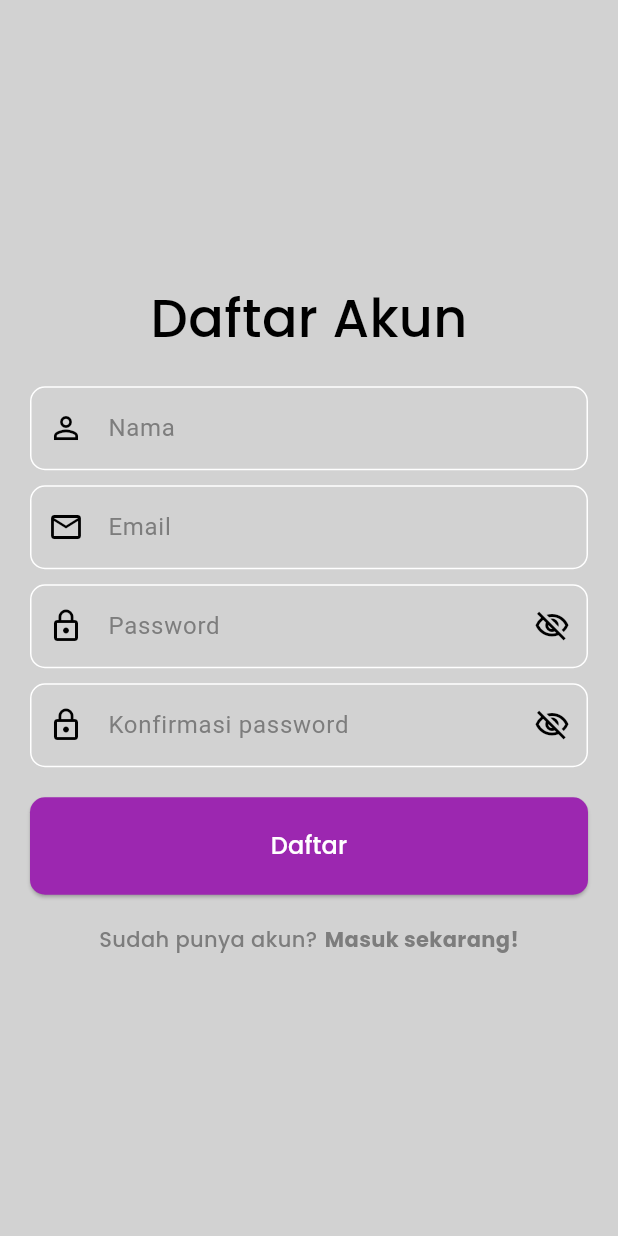
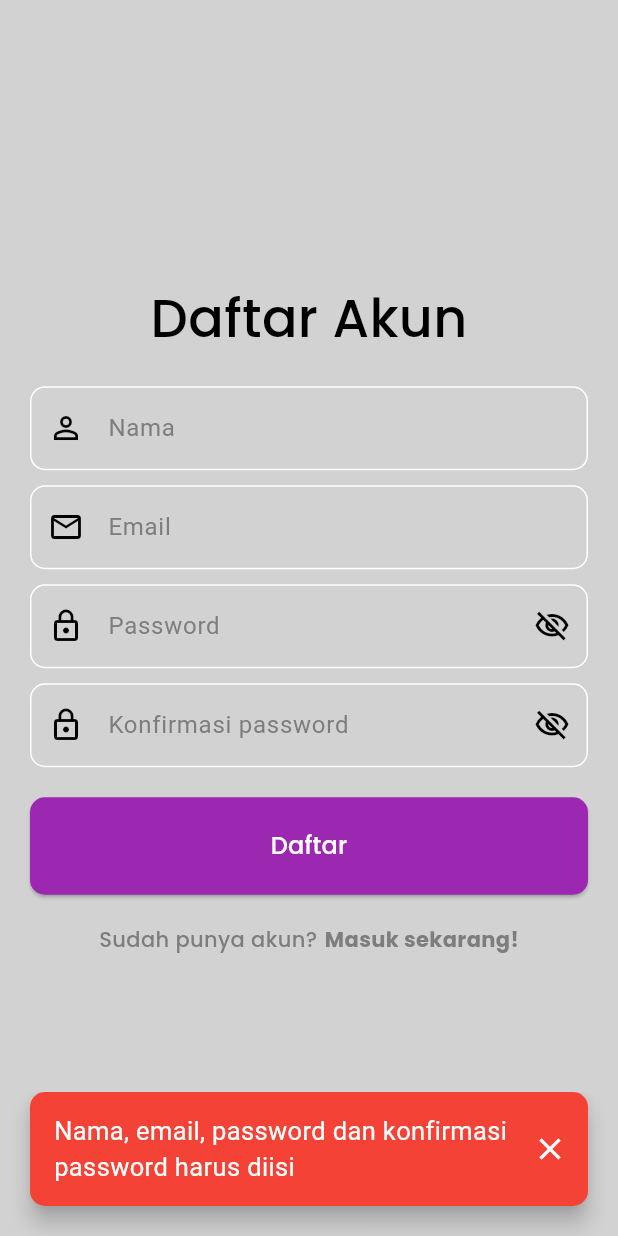
Before and after one commit to harybagus/todo, a Flutter app: the screen it shows after launch, after a tap on "Daftar sekarang!", after a tap on "Daftar", on a phone screen of 412 x 824 dp. Run offline on Flutter 3.47's test engine with Material 3 defaults, Android fonts, the phone set to English and light mode, and no system bars; our stand-ins replace google_fonts, shared_preferences, sqflite, table_calendar; accounts and stored records are empty.

Commit message:
feat(authentication): create authentication logic

```diff
--- /dev/null
+++ b/lib/components/todo_snackbar.dart
@@ -0,0 +1,15 @@
+import 'package:flutter/material.dart';
+
+SnackBar toDoSnackBar(Color color, String text) {
+  return SnackBar(
+    backgroundColor: color,
+    margin: const EdgeInsets.only(left: 20, right: 20, bottom: 20),
+    shape: RoundedRectangleBorder(borderRadius: BorderRadius.circular(10)),
+    content: Text(
+      text,
+      style: const TextStyle(fontSize: 17),
+    ),
+    behavior: SnackBarBehavior.floating,
+    showCloseIcon: true,
+  );
+}
--- a/lib/components/todo_textfield.dart
+++ b/lib/components/todo_textformfield.dart
@@ -1,15 +1,18 @@
 import 'package:flutter/material.dart';
+import 'package:flutter/services.dart';
 
-class ToDoTextField extends StatelessWidget {
+class ToDoTextFormField extends StatelessWidget {
   final TextEditingController controller;
+  final List<TextInputFormatter>? inputFormatters;
   final String hintText;
   final Icon prefixIcon;
   final Widget? suffixIcon;
   final bool obsecureText;
 
-  const ToDoTextField({
+  const ToDoTextFormField({
     super.key,
     required this.controller,
+    this.inputFormatters,
     required this.hintText,
     required this.prefixIcon,
     this.suffixIcon,
@@ -18,8 +21,9 @@ class ToDoTextField extends StatelessWidget {
 
   @override
   Widget build(BuildContext context) {
-    return TextField(
+    return TextFormField(
       controller: controller,
+      inputFormatters: inputFormatters,
       obscureText: obsecureText,
       decoration: InputDecoration(
         enabledBorder: OutlineInputBorder(
--- /dev/null
+++ b/lib/models/account.dart
@@ -0,0 +1,19 @@
+class Account {
+  int? id;
+  String? name;
+  String? email;
+  String? password;
+  String? photoName;
+
+  accountMap() {
+    var mapping = <String, dynamic>{};
+
+    mapping['id'] = id;
+    mapping['name'] = name;
+    mapping['email'] = email;
+    mapping['password'] = password;
+    mapping['photoName'] = photoName;
+
+    return mapping;
+  }
+}
--- a/lib/pages/login_page.dart
+++ b/lib/pages/login_page.dart
@@ -1,8 +1,9 @@
 import 'package:flutter/material.dart';
+import 'package:flutter/services.dart';
 import 'package:google_fonts/google_fonts.dart';
 import 'package:todo/components/todo_button.dart';
 import 'package:todo/components/todo_logo.dart';
-import 'package:todo/components/todo_textfield.dart';
+import 'package:todo/components/todo_textformfield.dart';
 import 'package:todo/pages/home_page.dart';
 
 class LoginPage extends StatefulWidget {
@@ -54,8 +55,11 @@ class _LoginPageState extends State<LoginPage> {
                 const SizedBox(height: 20),
 
                 // email textfield
-                ToDoTextField(
+                ToDoTextFormField(
                   controller: emailController,
+                  inputFormatters: [
+                    FilteringTextInputFormatter.deny(RegExp(r'\s'))
+                  ],
                   hintText: 'Email',
                   prefixIcon: const Icon(Icons.email_outlined),
                   obsecureText: false,
@@ -64,8 +68,11 @@ class _LoginPageState extends State<LoginPage> {
                 const SizedBox(height: 10),
 
                 // password textfield
-                ToDoTextField(
+                ToDoTextFormField(
                   controller: passwordController,
+                  inputFormatters: [
+                    FilteringTextInputFormatter.deny(RegExp(r'\s'))
+                  ],
                   hintText: 'Password',
                   prefixIcon: const Icon(Icons.lock_outline),
                   suffixIcon: IconButton(
--- a/lib/pages/register_page.dart
+++ b/lib/pages/register_page.dart
@@ -1,7 +1,12 @@
 import 'package:flutter/material.dart';
+import 'package:flutter/services.dart';
 import 'package:google_fonts/google_fonts.dart';
 import 'package:todo/components/todo_button.dart';
-import 'package:todo/components/todo_textfield.dart';
+import 'package:todo/components/todo_snackbar.dart';
+import 'package:todo/components/todo_textformfield.dart';
+import 'package:todo/models/account.dart';
+import 'package:todo/pages/login_page.dart';
+import 'package:todo/services/authentication_service.dart';
 
 class RegisterPage extends StatefulWidget {
   final void Function()? onTap;
@@ -23,6 +28,128 @@ class _RegisterPageState extends State<RegisterPage> {
   // is visible
   bool passwordIsVisisble = true;
   bool confirmPasswordIsVisisble = true;
+
+  final account = Account();
+  final authenticationService = AuthenticationService();
+
+  // register method
+  register() async {
+    String name = nameController.text;
+    String email = emailController.text;
+    String password = passwordController.text;
+    String confirmPassword = confirmPasswordController.text;
+
+    // if all is empty
+    if (name.isEmpty &&
+        email.isEmpty &&
+        password.isEmpty &&
+        confirmPassword.isEmpty) {
+      ScaffoldMessenger.of(context).showSnackBar(toDoSnackBar(
+        Colors.red,
+        'Nama, email, password dan konfirmasi password harus diisi',
+      ));
+
+      return;
+    }
+
+    // is one of them is empty
+    if (name.isEmpty) {
+      ScaffoldMessenger.of(context).showSnackBar(toDoSnackBar(
+        Colors.red,
+        'Nama harus diisi',
+      ));
+
+      return;
+    } else if (email.isEmpty) {
+      ScaffoldMessenger.of(context).showSnackBar(toDoSnackBar(
+        Colors.red,
+        'Email harus diisi',
+      ));
+
+      return;
+    } else if (password.isEmpty) {
+      ScaffoldMessenger.of(context).showSnackBar(toDoSnackBar(
+        Colors.red,
+        'Password harus diisi',
+      ));
+
+      return;
+    } else if (confirmPassword.isEmpty) {
+      ScaffoldMessenger.of(context).showSnackBar(toDoSnackBar(
+        Colors.red,
+        'Konfirmasi password harus diisi',
+      ));
+
+      return;
+    }
+
+    // password less than 8 characters
+    if (password.length < 8) {
+      ScaffoldMessenger.of(context).showSnackBar(toDoSnackBar(
+        Colors.red,
+        'Password minimal harus 8 karakter',
+      ));
+
+      return;
+    }
+
+    // password and confirm password are not the same
+    if (password != confirmPassword) {
+      ScaffoldMessenger.of(context).showSnackBar(toDoSnackBar(
+        Colors.red,
+        'Password dan konfirmasi password tidak sama',
+      ));
+
+      passwordController.clear();
+      confirmPasswordController.clear();
+
+      return;
+    }
+
+    var existingEmail = await authenticationService.readAccountByEmail(email);
+
+    if (existingEmail.isNotEmpty) {
+      if (mounted) {
+        ScaffoldMessenger.of(context).showSnackBar(toDoSnackBar(
+          Colors.red,
+          'Email sudah terdaftar',
+        ));
+      }
+
+      emailController.clear();
+      passwordController.clear();
+      confirmPasswordController.clear();
+
+      return;
+    }
+
+    account.name = name;
+    account.email = email;
+    account.password = password;
+    account.photoName = 'default';
+
+    var createAccount = await authenticationService.createAccount(account);
+
+    if (createAccount > 0) {
+      nameController.clear();
+      emailController.clear();
+      passwordController.clear();
+      confirmPasswordController.clear();
+
+      if (mounted) {
+        ScaffoldMessenger.of(context).showSnackBar(toDoSnackBar(
+          Colors.green,
+          'Berhasil mendaftar, silakan masuk',
+        ));
+
+        // navigate to login page
+        Navigator.push(
+          context,
+          MaterialPageRoute(builder: (context) => const LoginPage()),
+        );
+      }
+    }
+  }
 
   @override
   Widget build(BuildContext context) {
@@ -48,7 +175,7 @@ class _RegisterPageState extends State<RegisterPage> {
                 const SizedBox(height: 20),
 
                 // name textfield
-                ToDoTextField(
+                ToDoTextFormField(
                   controller: nameController,
                   hintText: 'Nama',
                   prefixIcon: const Icon(Icons.person_outline),
@@ -58,8 +185,11 @@ class _RegisterPageState extends State<RegisterPage> {
                 const SizedBox(height: 10),
 
                 // email textfield
-                ToDoTextField(
+                ToDoTextFormField(
                   controller: emailController,
+                  inputFormatters: [
+                    FilteringTextInputFormatter.deny(RegExp(r'\s'))
+                  ],
                   hintText: 'Email',
                   prefixIcon: const Icon(Icons.email_outlined),
                   obsecureText: false,
@@ -68,8 +198,11 @@ class _RegisterPageState extends State<RegisterPage> {
                 const SizedBox(height: 10),
 
                 // password textfield
-                ToDoTextField(
+                ToDoTextFormField(
                   controller: passwordController,
+                  inputFormatters: [
+                    FilteringTextInputFormatter.deny(RegExp(r'\s'))
+                  ],
                   hintText: 'Password',
                   prefixIcon: const Icon(Icons.lock_outline),
                   suffixIcon: IconButton(
@@ -88,8 +221,11 @@ class _RegisterPageState extends State<RegisterPage> {
                 const SizedBox(height: 10),
 
                 // password textfield
-                ToDoTextField(
+                ToDoTextFormField(
                   controller: confirmPasswordController,
+                  inputFormatters: [
+                    FilteringTextInputFormatter.deny(RegExp(r'\s'))
+                  ],
                   hintText: 'Konfirmasi password',
                   prefixIcon: const Icon(Icons.lock_outline),
                   suffixIcon: IconButton(
@@ -108,7 +244,10 @@ class _RegisterPageState extends State<RegisterPage> {
                 const SizedBox(height: 20),
 
                 // sign in button
-                ToDoButton(onPressed: () {}, text: "Daftar"),
+                ToDoButton(
+                  onPressed: () => register(),
+                  text: "Daftar",
+                ),
 
                 const SizedBox(height: 20),
 
--- /dev/null
+++ b/lib/repositories/database_connection.dart
@@ -0,0 +1,24 @@
+import 'package:path/path.dart';
+import 'package:path_provider/path_provider.dart';
+import 'package:sqflite/sqflite.dart';
+
+class DatabaseConnection {
+  setDatabase() async {
+    var directory = await getApplicationDocumentsDirectory();
+    var path = join(directory.path, 'todo.db');
+    int version = 1;
+    var database = await openDatabase(
+      path,
+      version: version,
+      onCreate: _onCreatingDatabase,
+    );
+
+    return database;
+  }
+
+  _onCreatingDatabase(Database database, int version) async {
+    await database.execute(
+      "CREATE TABLE account(id INTEGER PRIMARY KEY, name TEXT, email TEXT, password TEXT, photoName TEXT)",
+    );
+  }
+}
--- /dev/null
+++ b/lib/repositories/repository.dart
@@ -0,0 +1,41 @@
+import 'package:sqflite/sqflite.dart';
+import 'package:todo/repositories/database_connection.dart';
+
+class Repository {
+  DatabaseConnection? _databaseConnection;
+
+  Repository() {
+    _databaseConnection = DatabaseConnection();
+  }
+
+  static Database? _database;
+
+  Future<Database?> get database async {
+    if (_database != null) {
+      return _database;
+    }
+
+    _database = await _databaseConnection!.setDatabase();
+    return _database;
+  }
+
+  // create data
+  createData(String table, dynamic data) async {
+    var connection = await database;
+    return await connection!.insert(table, data);
+  }
+
+  // read data by column name
+  readDataByColumnName(
+    String table,
+    String columnName,
+    String columnValue,
+  ) async {
+    var connection = await database;
+    return await connection!.query(
+      table,
+      where: '$columnName = ?',
+      whereArgs: [columnValue],
+    );
+  }
+}
--- /dev/null
+++ b/lib/services/authentication_service.dart
@@ -0,0 +1,18 @@
+import 'package:todo/models/account.dart';
+import 'package:todo/repositories/repository.dart';
+
+class AuthenticationService {
+  late Repository _repository;
+
+  AuthenticationService() {
+    _repository = Repository();
+  }
+
+  createAccount(Account account) async {
+    return await _repository.createData('account', account.accountMap());
+  }
+
+  readAccountByEmail(String email) async {
+    return await _repository.readDataByColumnName('account', 'email', email);
+  }
+}
--- a/pubspec.yaml
+++ b/pubspec.yaml
@@ -10,9 +10,12 @@ dependencies:
   flutter:
     sdk: flutter
   google_fonts: 6.1.0
-  intl: ^0.17.0
+  intl: ^0.19.0
+  path: ^1.8.3
+  path_provider: ^2.1.2
   provider: ^6.1.2
   shared_preferences: ^2.2.2
+  sqflite: ^2.3.2
   table_calendar: ^3.1.1
 
 dev_dependencies:
```
Also changed, not shown: pubspec.lock, 1 other file.
